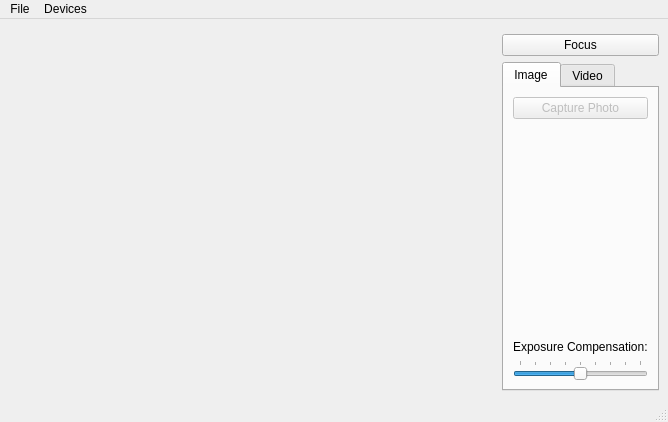
Before: the Qt Designer form camera/camera.ui in jgoenetxea/qtsamples, drawn with Qt 5.
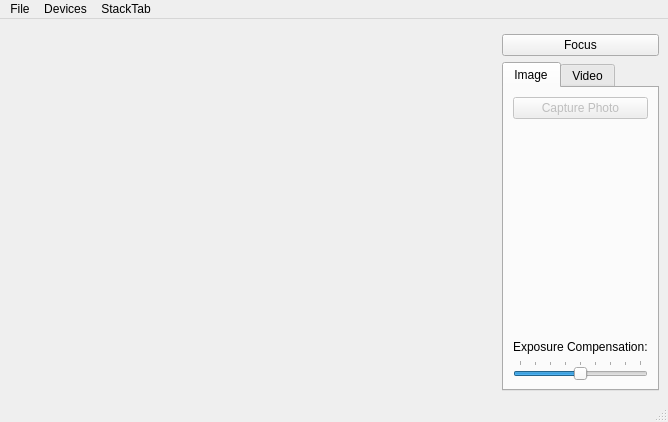
After: the same form once the commit is applied. Custom widgets are drawn as their Qt base class.

Commit message: Added view selector.

Patch:
```diff
--- a/camera/camera.ui
+++ b/camera/camera.ui
@@ -248,7 +248,7 @@
      <x>0</x>
      <y>0</y>
      <width>668</width>
-     <height>25</height>
+     <height>22</height>
     </rect>
    </property>
    <widget class="QMenu" name="menuFile">
@@ -267,8 +267,16 @@
      <string>Devices</string>
     </property>
    </widget>
+   <widget class="QMenu" name="menuStackTab">
+    <property name="title">
+     <string>StackTab</string>
+    </property>
+    <addaction name="actionViewFinder"/>
+    <addaction name="actionPreviewLayer"/>
+   </widget>
    <addaction name="menuFile"/>
    <addaction name="menuDevices"/>
+   <addaction name="menuStackTab"/>
   </widget>
   <widget class="QStatusBar" name="statusbar"/>
   <action name="actionExit">
```
Left out of the diff: 26 changed lines with no effect on the pictures. The commit also changes 2 other files.
